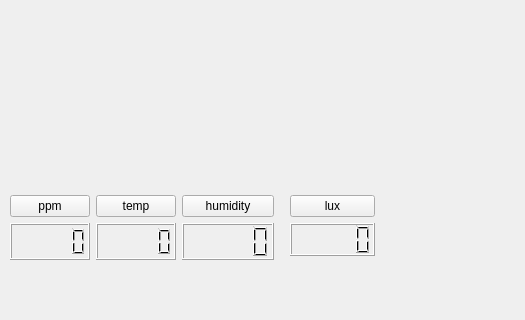
The window that keeMASH.ui (buhtanback/KeeMASH) describes before a commit, drawn with Qt 5; both pictures show x 0 to 525 and y 285 to 605 of the 848 by 605 pixel window.
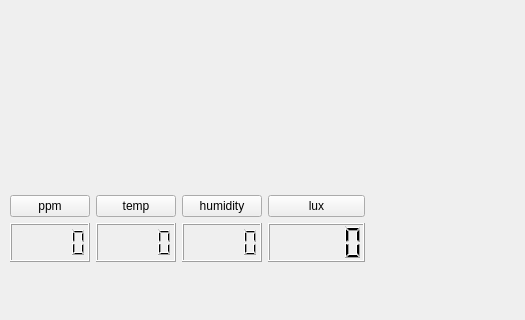
The same window after the commit.

Commit message: lux display bug fix

What changed in the file:
```diff
--- a/keeMASH.ui
+++ b/keeMASH.ui
@@ -248,15 +248,17 @@
      </property>
     </widget>
    </widget>
-   <widget class="QWidget" name="layoutWidget">
+   <widget class="QWidget" name="">
     <property name="geometry">
      <rect>
       <x>10</x>
       <y>480</y>
-      <width>264</width>
-      <height>65</height>
+      <width>355</width>
+      <height>67</height>
      </rect>
     </property>
+    <layout class="QHBoxLayout" name="horizontalLayout_3">
+     <item>
     <layout class="QHBoxLayout" name="horizontalLayout_2">
      <item>
       <layout class="QHBoxLayout" name="horizontalLayout">
@@ -305,16 +307,8 @@
       </layout>
      </item>
     </layout>
-   </widget>
-   <widget class="QWidget" name="">
-    <property name="geometry">
-     <rect>
-      <x>290</x>
-      <y>480</y>
-      <width>85</width>
-      <height>61</height>
-     </rect>
-    </property>
+     </item>
+     <item>
     <layout class="QVBoxLayout" name="verticalLayout_6">
      <item>
       <widget class="QPushButton" name="luxB">
@@ -325,6 +319,8 @@
      </item>
      <item>
       <widget class="QLCDNumber" name="lcdLux"/>
+       </item>
+      </layout>
      </item>
     </layout>
    </widget>
```
Lines whose indentation alone changed are shown as unchanged. The commit also changes 1 other file.
